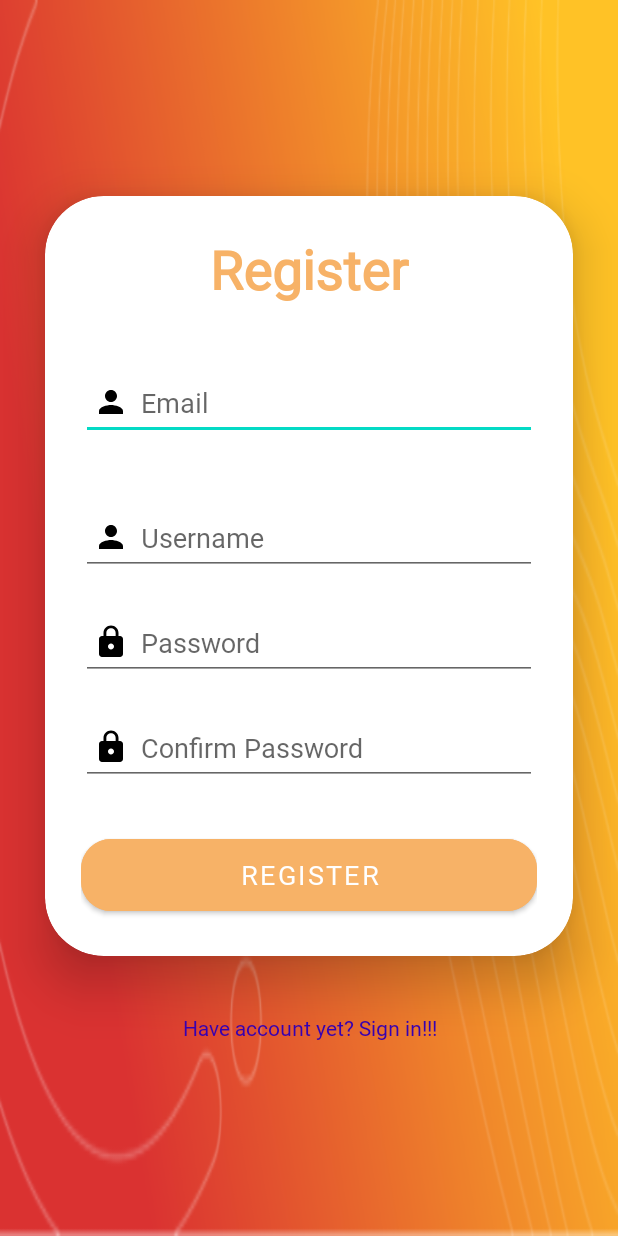
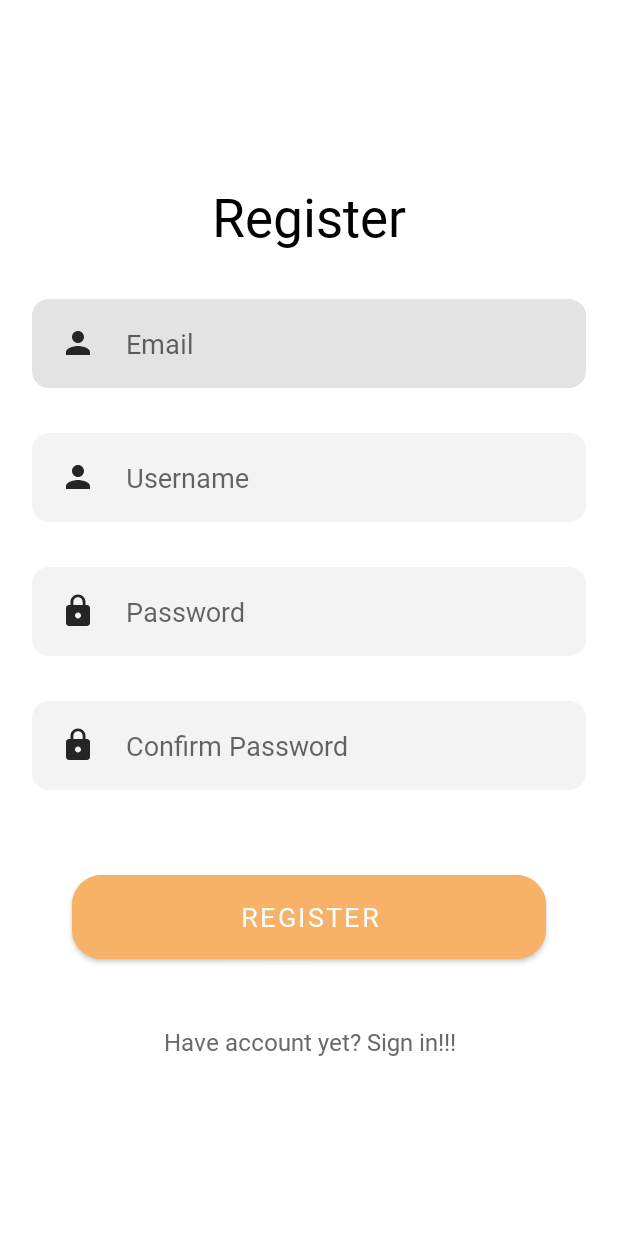
Before and after one commit to Dua24/AppMobileClothes, an Android app: the RegisterActivity screen opened directly, with no data from a screen before it, on a phone screen of 412 x 824 dp. Run offline under Robolectric (Android 15) with nearby library versions, the light colour scheme and no system bars; our stand-ins replace Firebase (no records; nobody signed in at launch, a user with empty details on screens opened directly).

Commit message:
Update login, register layout

```diff
--- a/app/src/main/java/com/example/appmobileclothes/InitialActivity.java
+++ b/app/src/main/java/com/example/appmobileclothes/InitialActivity.java
@@ -13,7 +13,7 @@ public class InitialActivity extends AppCompatActivity {
     @Override
     protected void onCreate(Bundle savedInstanceState) {
         super.onCreate(savedInstanceState);
-        setContentView(R.layout.activity_handle_references);
+        setContentView(R.layout.activity_initial);
 
         SharedPreferences mPreferences = getSharedPreferences("isLoggin", MODE_PRIVATE);
         Boolean isLogged = mPreferences.getBoolean("isLogged", false);
--- /dev/null
+++ b/app/src/main/res/drawable/custom_input.xml
@@ -0,0 +1,18 @@
+<?xml version="1.0" encoding="utf-8"?>
+<selector xmlns:android="http://schemas.android.com/apk/res/android">
+    <item android:state_enabled="true" android:state_focused="true">
+        <shape android:shape="rectangle">
+            <solid android:color="@color/darker_gray"/>
+            <corners android:radius="12dp"/>
+            <stroke android:color="@color/white" android:width="1dp"/>
+        </shape>
+    </item>
+
+    <item android:state_enabled="true">
+        <shape android:shape="rectangle">
+            <solid android:color="@color/light_gray"/>
+            <corners android:radius="12dp"/>
+            <stroke android:color="@color/white" android:width="1dp"/>
+        </shape>
+    </item>
+</selector>
--- a/app/src/main/res/layout/activity_register.xml
+++ b/app/src/main/res/layout/activity_register.xml
@@ -1,115 +1,122 @@
 <?xml version="1.0" encoding="utf-8"?>
-<androidx.constraintlayout.widget.ConstraintLayout xmlns:android="http://schemas.android.com/apk/res/android"
+
+<LinearLayout xmlns:android="http://schemas.android.com/apk/res/android"
     xmlns:app="http://schemas.android.com/apk/res-auto"
     xmlns:tools="http://schemas.android.com/tools"
     android:layout_width="match_parent"
     android:layout_height="match_parent"
-    tools:context=".RegisterActivity">
-    <LinearLayout
-        android:layout_width="match_parent"
-        android:layout_height="match_parent"
-        android:background="@drawable/login_bg"
     android:gravity="center"
     android:orientation="vertical"
-        tools:context=".MainActivity"
-        tools:layout_editor_absoluteX="16dp"
-        tools:layout_editor_absoluteY="-63dp">
-
-        <androidx.cardview.widget.CardView
-            android:layout_width="match_parent"
-            android:layout_height="wrap_content"
-            android:layout_margin="30dp"
-            app:cardCornerRadius="39dp"
-            app:cardElevation="20dp">
+    tools:context=".RegisterActivity">
 
     <LinearLayout
         android:layout_width="match_parent"
         android:layout_height="wrap_content"
         android:layout_gravity="center_horizontal"
+        android:layout_marginVertical="30dp"
         android:orientation="vertical"
-                android:padding="24dp">
+        android:paddingHorizontal="20dp">
 
         <TextView
             android:id="@+id/loginText"
             android:layout_width="match_parent"
             android:layout_height="wrap_content"
+            android:fontFamily="@font/sf_pro_rounded_semibold"
             android:text="Register"
             android:textAlignment="center"
-                    android:textColor="@color/primary_color"
-                    android:textSize="36sp"
-                    android:textStyle="bold" />
+            android:textColor="@color/black"
+            android:textSize="35dp" />
 
         <EditText
             android:id="@+id/email"
             android:layout_width="match_parent"
-                    android:layout_height="50dp"
-                    android:layout_marginTop="40dp"
+            android:layout_height="62dp"
+            android:layout_marginTop="30dp"
+            android:layout_marginBottom="7dp"
+            android:background="@drawable/custom_input"
             android:drawableLeft="@drawable/baseline_person_24"
-                    android:drawablePadding="8dp"
+            android:drawablePadding="20dp"
+            android:drawableTint="@color/light_black"
+            android:fontFamily="@font/sf_pro_rounded_regular"
             android:hint="Email"
-                    android:padding="8dp"
+            android:paddingHorizontal="20dp"
             android:textColor="@color/black"
             android:textColorHighlight="@color/cardview_dark_background" />
 
         <EditText
             android:id="@+id/username"
             android:layout_width="match_parent"
-                    android:layout_height="50dp"
-                    android:layout_marginTop="40dp"
+            android:layout_height="62dp"
+            android:layout_marginTop="20dp"
+            android:layout_marginBottom="7dp"
+            android:background="@drawable/custom_input"
             android:drawableLeft="@drawable/baseline_person_24"
-                    android:drawablePadding="8dp"
+            android:drawablePadding="20dp"
+            android:drawableTint="@color/light_black"
+            android:fontFamily="@font/sf_pro_rounded_regular"
             android:hint="Username"
-                    android:padding="8dp"
+            android:paddingHorizontal="20dp"
             android:textColor="@color/black"
             android:textColorHighlight="@color/cardview_dark_background" />
 
         <EditText
             android:id="@+id/password"
             android:layout_width="match_parent"
-                    android:layout_height="50dp"
+            android:layout_height="62dp"
             android:layout_marginTop="20dp"
+            android:layout_marginBottom="7dp"
+            android:background="@drawable/custom_input"
             android:drawableLeft="@drawable/baseline_lock_24"
-                    android:drawablePadding="8dp"
+            android:drawablePadding="20dp"
+            android:drawableTint="@color/light_black"
+            android:fontFamily="@font/sf_pro_rounded_regular"
             android:hint="Password"
             android:inputType="textPassword"
-                    android:padding="8dp"
+            android:paddingHorizontal="20dp"
             android:textColor="@color/black"
             android:textColorHighlight="@color/cardview_dark_background" />
+
         <EditText
             android:id="@+id/confirmPassword"
             android:layout_width="match_parent"
-                    android:layout_height="50dp"
+            android:layout_height="62dp"
             android:layout_marginTop="20dp"
+            android:layout_marginBottom="7dp"
+            android:background="@drawable/custom_input"
             android:drawableLeft="@drawable/baseline_lock_24"
-                    android:drawablePadding="8dp"
+            android:drawablePadding="20dp"
+            android:drawableTint="@color/light_black"
+            android:fontFamily="@font/sf_pro_rounded_regular"
             android:hint="Confirm Password"
             android:inputType="textPassword"
-                    android:padding="8dp"
+            android:paddingHorizontal="20dp"
             android:textColor="@color/black"
             android:textColorHighlight="@color/cardview_dark_background" />
+
         <Button
             android:id="@+id/RegisterBtn"
             android:layout_width="match_parent"
-                    android:layout_height="60dp"
-                    android:layout_marginTop="30dp"
+            android:layout_height="68dp"
+            android:layout_gravity="center"
+            android:layout_marginHorizontal="28dp"
+            android:layout_marginTop="42dp"
             android:backgroundTint="@color/primary_color"
+            android:fontFamily="@font/sf_pro_rounded_regular"
             android:text="Register"
             android:textSize="18sp"
             app:cornerRadius="20dp" />
     </LinearLayout>
-        </androidx.cardview.widget.CardView>
 
     <TextView
         android:id="@+id/signinText"
         android:layout_width="wrap_content"
         android:layout_height="wrap_content"
         android:layout_marginBottom="20dp"
+        android:fontFamily="@font/sf_pro_rounded_medium"
         android:padding="8dp"
         android:text="Have account yet? Sign in!!!"
         android:textAlignment="center"
-            android:textColor="@color/purple_700"
-            android:textSize="14sp" />
+        android:textColor="#6A6A6A"
+        android:textSize="16dp" />
 
 </LinearLayout>
-
-</androidx.constraintlayout.widget.ConstraintLayout>
--- a/app/src/main/res/values/colors.xml
+++ b/app/src/main/res/values/colors.xml
@@ -8,7 +8,9 @@
     <color name="black">#FF000000</color>
 
     <color name="white">#FFFFFFFF</color>
-    <color name="light_gray">#EFEFEF</color>
+    <color name="light_black">#252525</color>
+    <color name="light_gray">#F3F3F3</color>
+    <color name="darker_gray">#E3E3E3</color>
     <color name="primary_color">#f7b267</color>
     <color name="secondary_color">#ED684E</color>
     <color name="bg_color">#F4A261</color>
```
Also changed, not shown: app/src/main/res/layout/activity_login.xml (+39 -36 lines), app/src/main/res/layout/slide_screen.xml (deleted, +0 -124 lines), app/src/main/res/drawable/login.png (added), app/src/main/res/drawable/login_bg.png (deleted), app/src/main/res/drawable/logo1.png (deleted), app/src/main/res/drawable/logo2.png (deleted), app/src/main/res/drawable/logo3.png (deleted), app/src/main/res/layout/activity_initial.xml (renamed from app/src/main/res/layout/activity_handle_references.xml). Lines whose indentation alone changed are shown as unchanged.
